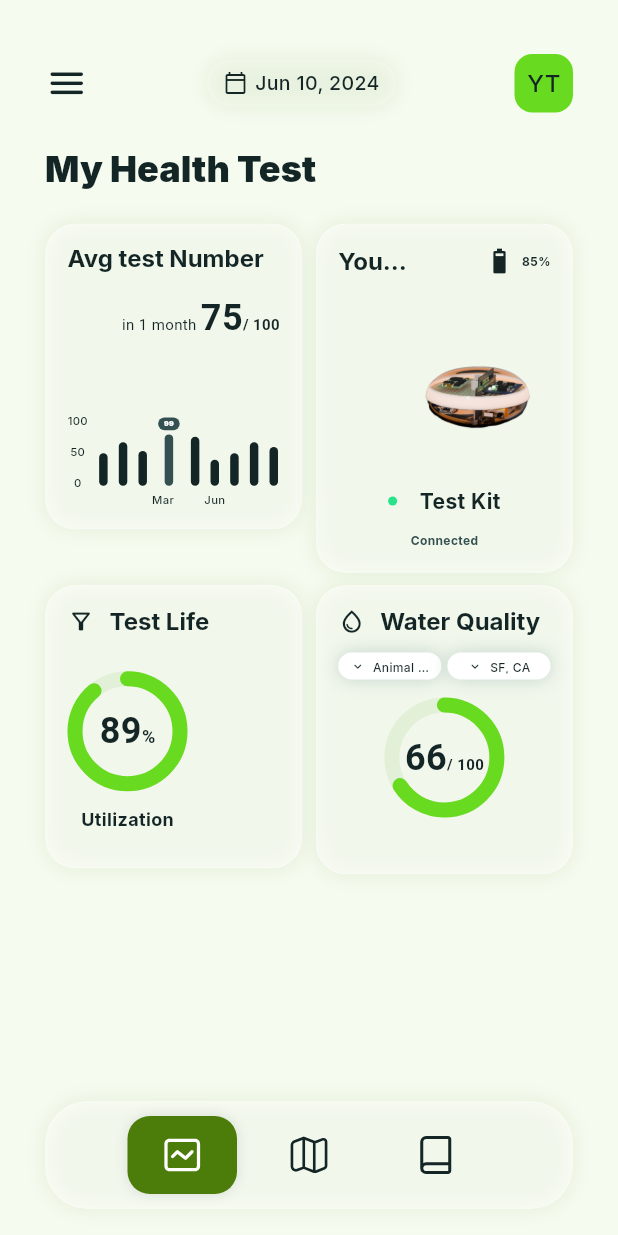
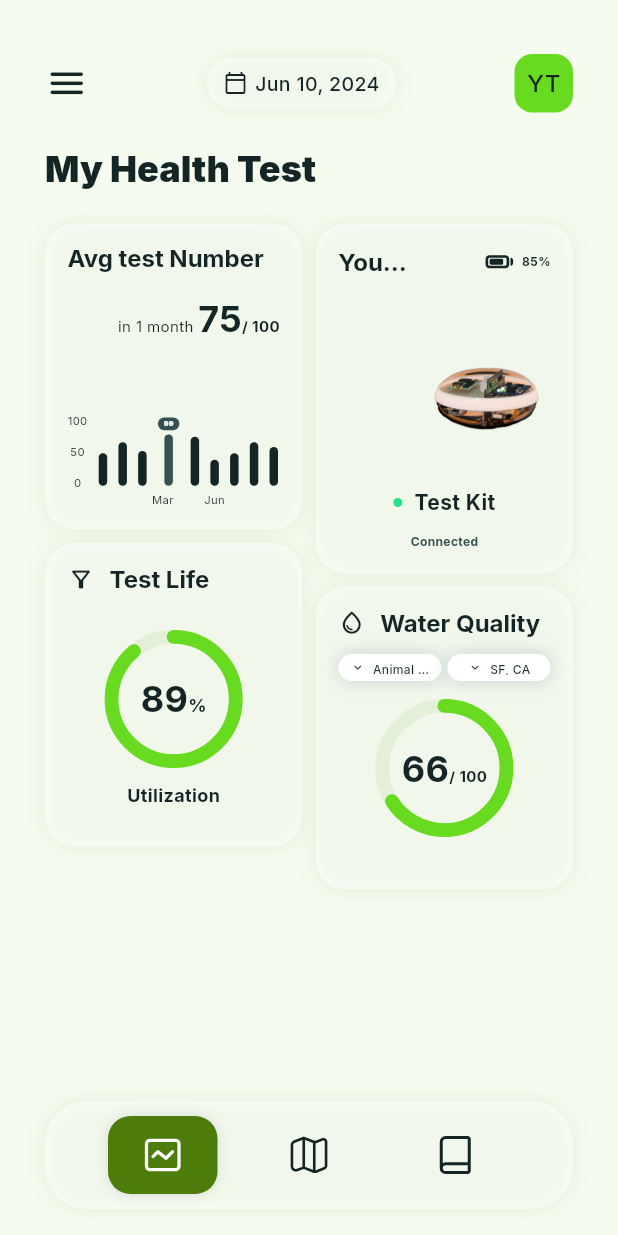
Before and after one commit to xauntian/Pebble, a Flutter app: the screen it shows after launch, on a phone screen of 412 x 824 dp. Run offline on Flutter 3.47's test engine with Material 3 defaults, Android fonts, the phone set to English and light mode, and no system bars; our stand-ins replace flutter_map, flutter_svg, latlong2.

Commit message:
feat: Update layout and styles for Home page, navigation components, and add new battery SVG asset

```diff
--- a/flutter_app/lib/navigation/app_nav_bar.dart
+++ b/flutter_app/lib/navigation/app_nav_bar.dart
@@ -20,11 +20,19 @@ class AppNavBar extends StatelessWidget {
   Widget build(BuildContext context) {
     return LayoutBuilder(
       builder: (context, constraints) {
-        const buttonWidth = 73.0;
         const buttonCount = 3;
+        const preferredButtonWidth = 73.0;
+        const minButtonWidth = 56.0;
+        const minGap = 4.0;
         final horizontalPadding =
-            ((constraints.maxWidth - buttonWidth * buttonCount) / 2)
-                .clamp(12.0, 55.0);
+            (constraints.maxWidth * 0.14).clamp(AppSpacing.sm, AppSpacing.xxl);
+        final contentWidth = constraints.maxWidth - horizontalPadding * 2;
+        final buttonWidth =
+            ((contentWidth - minGap * (buttonCount - 1)) / buttonCount)
+                .clamp(minButtonWidth, preferredButtonWidth);
+        final gap =
+            ((contentWidth - buttonWidth * buttonCount) / (buttonCount - 1))
+                .clamp(0.0, double.infinity);
 
         return PebbleGlassCard(
           borderRadius: const BorderRadius.all(Radius.circular(AppRadius.nav)),
@@ -33,22 +41,27 @@ class AppNavBar extends StatelessWidget {
             vertical: AppSpacing.navVerticalPadding,
           ),
           child: Row(
-            mainAxisAlignment: MainAxisAlignment.spaceBetween,
+            mainAxisAlignment: MainAxisAlignment.center,
             children: [
               AppNavButton(
                 destination: AppDestination.home,
                 currentDestination: currentDestination,
                 onTap: () => onChanged(AppDestination.home),
+                width: buttonWidth,
               ),
+              SizedBox(width: gap),
               AppNavButton(
                 destination: AppDestination.map,
                 currentDestination: currentDestination,
                 onTap: () => onChanged(AppDestination.map),
+                width: buttonWidth,
               ),
+              SizedBox(width: gap),
               AppNavButton(
                 destination: AppDestination.ask,
                 currentDestination: currentDestination,
                 onTap: () => onChanged(AppDestination.ask),
+                width: buttonWidth,
               ),
             ],
           ),
--- a/flutter_app/lib/navigation/app_nav_button.dart
+++ b/flutter_app/lib/navigation/app_nav_button.dart
@@ -12,11 +12,13 @@ class AppNavButton extends StatelessWidget {
     required this.destination,
     required this.currentDestination,
     required this.onTap,
+    this.width = 73,
   });
 
   final AppDestination destination;
   final AppDestination currentDestination;
   final VoidCallback onTap;
+  final double width;
 
   @override
   Widget build(BuildContext context) {
@@ -59,7 +61,7 @@ class AppNavButton extends StatelessWidget {
           child: AnimatedContainer(
             duration: const Duration(milliseconds: 220),
             curve: Curves.easeOutCubic,
-            width: 73,
+            width: width,
             height: 52,
             decoration: BoxDecoration(
               color: isActive ? AppColors.olive : Colors.transparent,
--- a/flutter_app/lib/pages/home_page.dart
+++ b/flutter_app/lib/pages/home_page.dart
@@ -25,9 +25,10 @@ class HomePage extends StatelessWidget {
           0.0,
           constraints.maxWidth - AppSpacing.pageHorizontal * 2,
         );
-        final cardContainerWidth = math.min(367.0, availableWidth);
-        final cardWidth = (cardContainerWidth - 9) / 2;
-        final useSingleColumn = cardContainerWidth < 340;
+        final cardContainerWidth = availableWidth;
+        const cardGap = 9.0;
+        final cardWidth = math.max(0.0, (cardContainerWidth - cardGap) / 2);
+        final compactHeightExtra = math.max(0.0, 180 - cardWidth) * 0.7;
 
         return SingleChildScrollView(
           padding: const EdgeInsets.fromLTRB(
@@ -46,73 +47,41 @@ class HomePage extends StatelessWidget {
               Align(
                 child: SizedBox(
                   width: cardContainerWidth,
-                  child: useSingleColumn
-                      ? Column(
-                          children: [
-                            SizedBox(
-                              width: cardContainerWidth,
-                              height: 204,
-                              child: AverageTestsCard(snapshot: snapshot),
-                            ),
-                            const SizedBox(height: AppSpacing.sm),
-                            SizedBox(
-                              width: cardContainerWidth,
-                              height: 233,
-                              child: DeviceStatusCard(snapshot: snapshot),
-                            ),
-                          ],
-                        )
-                      : Row(
+                  child: Row(
                     crossAxisAlignment: CrossAxisAlignment.start,
                     children: [
                       SizedBox(
                         width: cardWidth,
+                        child: Column(
+                          children: [
+                            SizedBox(
                               height: 204,
                               child: AverageTestsCard(snapshot: snapshot),
                             ),
-                            const SizedBox(width: 9),
+                            const SizedBox(height: cardGap),
                             SizedBox(
-                              width: cardWidth,
-                              height: 233,
-                              child: DeviceStatusCard(snapshot: snapshot),
+                              height: 196 + compactHeightExtra,
+                              child: TestLifeCard(snapshot: snapshot),
                             ),
                           ],
                         ),
                       ),
-              ),
-              const SizedBox(height: AppSpacing.sm),
-              Align(
-                child: SizedBox(
-                  width: cardContainerWidth,
-                  child: useSingleColumn
-                      ? Column(
+                      const SizedBox(width: cardGap),
+                      SizedBox(
+                        width: cardWidth,
+                        child: Column(
                           children: [
                             SizedBox(
-                              width: cardContainerWidth,
-                              height: 189,
-                              child: TestLifeCard(snapshot: snapshot),
+                              height: 233,
+                              child: DeviceStatusCard(snapshot: snapshot),
                             ),
-                            const SizedBox(height: AppSpacing.sm),
+                            const SizedBox(height: cardGap),
                             SizedBox(
-                              width: cardContainerWidth,
-                              height: 193,
+                              height: 196 + compactHeightExtra,
                               child: WaterQualityCard(snapshot: snapshot),
                             ),
                           ],
-                        )
-                      : Row(
-                          crossAxisAlignment: CrossAxisAlignment.start,
-                          children: [
-                            SizedBox(
-                              width: cardWidth,
-                              height: 189,
-                              child: TestLifeCard(snapshot: snapshot),
                         ),
-                            const SizedBox(width: 9),
-                            SizedBox(
-                              width: cardWidth,
-                              height: 193,
-                              child: WaterQualityCard(snapshot: snapshot),
                       ),
                     ],
                   ),
--- a/flutter_app/lib/pages/map_page.dart
+++ b/flutter_app/lib/pages/map_page.dart
@@ -151,6 +151,9 @@ class _MapPageState extends State<MapPage> {
               initialZoom: _defaultZoom,
               minZoom: 11,
               maxZoom: 18,
+              interactionOptions: const InteractionOptions(
+                flags: InteractiveFlag.all & ~InteractiveFlag.rotate,
+              ),
               backgroundColor: const Color(0xFFF5F6F2),
               onTap: (_, __) => _hidePointDetails(),
               onPositionChanged: (_, hasGesture) {
@@ -204,13 +207,41 @@ class _MapPageState extends State<MapPage> {
             ],
           ),
         ),
+        const Positioned(
+          left: -1,
+          right: -1,
+          bottom: 0,
+          height: 139,
+          child: _BottomNavGradient(),
+        ),
         Positioned(
           left: AppSpacing.pageHorizontal,
           right: AppSpacing.pageHorizontal,
-          top: AppSpacing.xl,
+          top: 60,
           child: const MapSearchBar(),
         ),
       ],
+    );
+  }
+}
+
+class _BottomNavGradient extends StatelessWidget {
+  const _BottomNavGradient();
+
+  @override
+  Widget build(BuildContext context) {
+    return const DecoratedBox(
+      decoration: BoxDecoration(
+        gradient: LinearGradient(
+          begin: Alignment.topCenter,
+          end: Alignment.bottomCenter,
+          colors: [
+            Color(0x00DAEECB),
+            AppColors.limeSoft,
+          ],
+          stops: [0.08633, 0.91396],
+        ),
+      ),
     );
   }
 }
--- a/flutter_app/lib/theme/app_text_styles.dart
+++ b/flutter_app/lib/theme/app_text_styles.dart
@@ -62,4 +62,83 @@ class AppTextStyles {
     fontWeight: FontWeight.w400,
     color: AppColors.textPrimary,
   );
+
+  static const TextStyle date = TextStyle(
+    fontFamily: fontFamily,
+    fontSize: 13,
+    fontWeight: FontWeight.w500,
+    height: 22 / 13,
+    color: AppColors.textPrimary,
+  );
+
+  static const TextStyle metricPrefix = TextStyle(
+    fontFamily: fontFamily,
+    fontSize: 10,
+    fontWeight: FontWeight.w400,
+    color: AppColors.textPrimary,
+  );
+
+  static const TextStyle metricValue = TextStyle(
+    fontFamily: fontFamily,
+    fontSize: 24,
+    fontWeight: FontWeight.w700,
+    color: AppColors.textPrimary,
+  );
+
+  static const TextStyle metricSuffix = TextStyle(
+    fontFamily: fontFamily,
+    fontSize: 10,
+    fontWeight: FontWeight.w700,
+    color: AppColors.textPrimary,
+  );
+
+  static const TextStyle metricPercentSuffix = TextStyle(
+    fontFamily: fontFamily,
+    fontSize: 12,
+    fontWeight: FontWeight.w700,
+    color: AppColors.textPrimary,
+  );
+
+  static const TextStyle batteryLabel = TextStyle(
+    fontFamily: fontFamily,
+    fontSize: 8,
+    fontWeight: FontWeight.w700,
+    height: 10 / 8,
+    color: AppColors.textPrimary,
+  );
+
+  static const TextStyle deviceLabel = TextStyle(
+    fontFamily: fontFamily,
+    fontSize: 14,
+    fontWeight: FontWeight.w700,
+    color: AppColors.textPrimary,
+  );
+
+  static const TextStyle sectionLabel = TextStyle(
+    fontFamily: fontFamily,
+    fontSize: 12,
+    fontWeight: FontWeight.w700,
+    color: AppColors.textPrimary,
+  );
+
+  static const TextStyle statusLabel = TextStyle(
+    fontFamily: fontFamily,
+    fontSize: 8,
+    fontWeight: FontWeight.w700,
+    color: AppColors.textSecondary,
+  );
+
+  static const TextStyle chartLabel = TextStyle(
+    fontFamily: fontFamily,
+    fontSize: 8,
+    fontWeight: FontWeight.w400,
+    color: AppColors.textPrimary,
+  );
+
+  static const TextStyle dataPoint = TextStyle(
+    fontFamily: fontFamily,
+    fontSize: 5,
+    fontWeight: FontWeight.w900,
+    color: AppColors.white,
+  );
 }
--- a/flutter_app/lib/widgets/map_search_bar.dart
+++ b/flutter_app/lib/widgets/map_search_bar.dart
@@ -12,20 +12,21 @@ class MapSearchBar extends StatelessWidget {
   @override
   Widget build(BuildContext context) {
     return PebbleGlassCard(
-      blurSigma: 12,
+      blurSigma: 4,
+      color: AppColors.glass,
       boxShadow: AppShadows.card,
       borderRadius: const BorderRadius.all(
         Radius.circular(AppRadius.search),
       ),
       padding: const EdgeInsets.symmetric(horizontal: 22, vertical: 10),
       child: Row(
+        mainAxisAlignment: MainAxisAlignment.spaceBetween,
         children: [
           const Icon(
             Icons.search_rounded,
             size: 24,
             color: AppColors.textPrimary,
           ),
-          const SizedBox(width: 12),
           Expanded(
             child: Text(
               'Search place',
@@ -38,7 +39,6 @@ class MapSearchBar extends StatelessWidget {
               ),
             ),
           ),
-          const SizedBox(width: 24),
         ],
       ),
     );
--- a/flutter_app/lib/widgets/metric_cards.dart
+++ b/flutter_app/lib/widgets/metric_cards.dart
@@ -1,10 +1,12 @@
 import 'dart:math' as math;
 
 import 'package:flutter/material.dart';
+import 'package:flutter_svg/flutter_svg.dart';
 
 import '../models/app_snapshot.dart';
 import '../theme/app_colors.dart';
 import '../theme/app_spacing.dart';
+import '../theme/app_text_styles.dart';
 import 'pill_chip.dart';
 import 'pebble_glass_card.dart';
 import 'progress_ring.dart';
@@ -28,37 +30,40 @@ class AverageTestsCard extends StatelessWidget {
             Text('Avg test Number',
                 style: Theme.of(context).textTheme.titleLarge),
             const SizedBox(height: AppSpacing.lg),
+            Expanded(
+              child: Center(
+                child: SizedBox(
+                  width: 149,
+                  child: Column(
+                    children: [
                       Align(
                         alignment: Alignment.centerRight,
                         child: Text.rich(
                           TextSpan(
                             text: 'in 1 month ',
-                  style: const TextStyle(
-                    fontSize: 10,
-                    fontWeight: FontWeight.w400,
-                    color: AppColors.textPrimary,
-                  ),
+                            style: AppTextStyles.metricPrefix,
                             children: [
                               TextSpan(
                                 text: '${snapshot.averageTestScore}',
-                      style: const TextStyle(
-                        fontSize: 24,
-                        fontWeight: FontWeight.w700,
-                      ),
+                                style: AppTextStyles.metricValue,
                               ),
                               TextSpan(
                                 text: '/ ${snapshot.monthlyGoal}',
-                      style: const TextStyle(
-                        fontSize: 10,
-                        fontWeight: FontWeight.w700,
-                      ),
+                                style: AppTextStyles.metricSuffix,
                               ),
                             ],
                           ),
                         ),
                       ),
                       const SizedBox(height: 28),
-            Expanded(child: _MiniBarChart(values: snapshot.chartValues)),
+                      Expanded(
+                        child: _MiniBarChart(values: snapshot.chartValues),
+                      ),
+                    ],
+                  ),
+                ),
+              ),
+            ),
           ],
         ),
       ),
@@ -96,19 +101,15 @@ class DeviceStatusCard extends StatelessWidget {
                   ),
                 ),
                 const Spacer(),
-                const Icon(
-                  Icons.battery_6_bar_outlined,
-                  size: 20,
-                  color: AppColors.textPrimary,
+                SvgPicture.asset(
+                  'assets/figma/battery.svg',
+                  width: 21,
+                  height: 21,
                 ),
                 const SizedBox(width: 5),
                 Text(
                   batteryLabel,
-                  style: const TextStyle(
-                    fontSize: 8,
-                    fontWeight: FontWeight.w700,
-                    color: AppColors.textPrimary,
-                  ),
+                  style: AppTextStyles.batteryLabel,
                 ),
               ],
             ),
@@ -120,22 +121,22 @@ class DeviceStatusCard extends StatelessWidget {
                 child: Image.asset(
                   'assets/figma/home-device.png',
                   fit: BoxFit.cover,
-                  alignment: const Alignment(0.25, 0),
+                  alignment: Alignment.center,
                 ),
               ),
             ),
             const SizedBox(height: AppSpacing.lg),
-            const Row(
+            Row(
               mainAxisAlignment: MainAxisAlignment.center,
-              children: [
+              children: const [
                 _ConnectionDot(),
-                SizedBox(width: AppSpacing.lg),
-                Text(
+                SizedBox(width: AppSpacing.sm),
+                Flexible(
+                  child: Text(
                     'Test Kit',
-                  style: TextStyle(
-                    fontSize: 14,
-                    fontWeight: FontWeight.w700,
-                    color: AppColors.textPrimary,
+                    style: AppTextStyles.deviceLabel,
+                    maxLines: 1,
+                    overflow: TextOverflow.ellipsis,
                   ),
                 ),
               ],
@@ -143,11 +144,7 @@ class DeviceStatusCard extends StatelessWidget {
             const SizedBox(height: AppSpacing.md),
             const Text(
               'Connected',
-              style: TextStyle(
-                fontSize: 8,
-                fontWeight: FontWeight.w700,
-                color: AppColors.textSecondary,
-              ),
+              style: AppTextStyles.statusLabel,
             ),
           ],
         ),
@@ -166,9 +163,12 @@ class TestLifeCard extends StatelessWidget {
 
   @override
   Widget build(BuildContext context) {
+    const testLifePercent = 89;
+    final testLifeProgress = testLifePercent / 100.0;
+
     return _MetricCardFrame(
-      child: SizedBox(
-        height: 159,
+      child: ConstrainedBox(
+        constraints: const BoxConstraints(minHeight: 159),
         child: Column(
           crossAxisAlignment: CrossAxisAlignment.start,
           children: [
@@ -188,24 +188,23 @@ class TestLifeCard extends StatelessWidget {
             ),
             const SizedBox(height: AppSpacing.lg),
             Expanded(
+              child: Center(
+                child: SizedBox(
+                  width: 149,
                   child: Column(
                     mainAxisAlignment: MainAxisAlignment.center,
                     children: [
                       ProgressRing(
-                    value: snapshot.testLife / 100,
-                    size: 80,
+                        value: testLifeProgress,
+                        size: 92,
                         child: Text.rich(
                           TextSpan(
-                        text: '${snapshot.testLife}',
-                        style: const TextStyle(
-                          fontSize: 24,
-                          fontWeight: FontWeight.w700,
-                          color: AppColors.textPrimary,
-                        ),
+                            text: '$testLifePercent',
+                            style: AppTextStyles.metricValue,
                             children: const [
                               TextSpan(
                                 text: '%',
-                            style: TextStyle(fontSize: 12),
+                                style: AppTextStyles.metricPercentSuffix,
                               ),
                             ],
                           ),
@@ -214,13 +213,11 @@ class TestLifeCard extends StatelessWidget {
                       const SizedBox(height: 10),
                       const Text(
                         'Utilization',
-                    style: TextStyle(
-                      fontSize: 12,
-                      fontWeight: FontWeight.w700,
-                      color: AppColors.textPrimary,
+                        style: AppTextStyles.sectionLabel,
+                      ),
+                    ],
                   ),
                 ),
-                ],
               ),
             ),
           ],
@@ -240,9 +237,13 @@ class WaterQualityCard extends StatelessWidget {
 
   @override
   Widget build(BuildContext context) {
+    final waterQualityPercent =
+        snapshot.waterQualityScore.clamp(0, 100).toInt();
+    final waterQualityProgress = waterQualityPercent / 100.0;
+
     return _MetricCardFrame(
-      child: SizedBox(
-        height: 163,
+      child: ConstrainedBox(
+        constraints: const BoxConstraints(minHeight: 163),
         child: Column(
           crossAxisAlignment: CrossAxisAlignment.start,
           children: [
@@ -263,7 +264,10 @@ class WaterQualityCard extends StatelessWidget {
               ],
             ),
             const SizedBox(height: 12),
-            Row(
+            Center(
+              child: SizedBox(
+                width: 149,
+                child: Row(
                   children: [
                     Expanded(
                       child: DropdownPillChip(label: snapshot.locationName),
@@ -274,23 +278,21 @@ class WaterQualityCard extends StatelessWidget {
                     ),
                   ],
                 ),
+              ),
+            ),
             const SizedBox(height: 12),
             Center(
               child: ProgressRing(
-                value: snapshot.waterQualityScore / 100,
-                size: 80,
+                value: waterQualityProgress,
+                size: 92,
                 child: Text.rich(
                   TextSpan(
-                    text: '${snapshot.waterQualityScore}',
-                    style: const TextStyle(
-                      fontSize: 24,
-                      fontWeight: FontWeight.w700,
-                      color: AppColors.textPrimary,
-                    ),
+                    text: '$waterQualityPercent',
+                    style: AppTextStyles.metricValue,
                     children: const [
                       TextSpan(
                         text: '/ 100',
-                        style: TextStyle(fontSize: 10),
+                        style: AppTextStyles.metricSuffix,
                       ),
                     ],
                   ),
@@ -341,11 +343,11 @@ class _MiniBarChart extends StatelessWidget {
                   Column(
                     mainAxisAlignment: MainAxisAlignment.end,
                     children: const [
-                      Text('100', style: TextStyle(fontSize: 8)),
+                      Text('100', style: AppTextStyles.chartLabel),
                       SizedBox(height: 11),
-                      Text('50', style: TextStyle(fontSize: 8)),
+                      Text('50', style: AppTextStyles.chartLabel),
                       SizedBox(height: 11),
-                      Text('0', style: TextStyle(fontSize: 8)),
+                      Text('0', style: AppTextStyles.chartLabel),
                       SizedBox(height: 12),
                     ],
                   ),
@@ -378,11 +380,7 @@ class _MiniBarChart extends StatelessWidget {
                                       ),
                                       child: const Text(
                                         '99',
-                                        style: TextStyle(
-                                          fontSize: 5,
-                                          fontWeight: FontWeight.w900,
-                                          color: Colors.white,
-                                        ),
+                                        style: AppTextStyles.dataPoint,
                                       ),
                                     ),
                                   Container(
@@ -407,8 +405,8 @@ class _MiniBarChart extends StatelessWidget {
                             mainAxisAlignment: MainAxisAlignment.spaceBetween,
                             children: [
                               SizedBox(width: 12),
-                              Text('Mar', style: TextStyle(fontSize: 8)),
-                              Text('Jun', style: TextStyle(fontSize: 8)),
+                              Text('Mar', style: AppTextStyles.chartLabel),
+                              Text('Jun', style: AppTextStyles.chartLabel),
                               SizedBox(width: 12),
                             ],
                           ),
--- a/flutter_app/lib/widgets/pebble_top_bar.dart
+++ b/flutter_app/lib/widgets/pebble_top_bar.dart
@@ -28,7 +28,7 @@ class PebbleTopBar extends StatelessWidget {
           PillChip(
             label: dateLabel,
             padding: const EdgeInsets.symmetric(horizontal: 11, vertical: 6),
-            backgroundColor: AppColors.glassTint,
+            backgroundColor: AppColors.glass,
             boxShadow: AppShadows.card,
             borderRadius: AppRadius.pill,
             leading: const Icon(
@@ -36,12 +36,7 @@ class PebbleTopBar extends StatelessWidget {
               size: 16,
               color: AppColors.textPrimary,
             ),
-            textStyle: const TextStyle(
-              fontFamily: AppTextStyles.fontFamily,
-              fontSize: 13,
-              fontWeight: FontWeight.w500,
-              color: AppColors.textPrimary,
-            ),
+            textStyle: AppTextStyles.date,
           ),
           const Spacer(),
         ] else
--- a/flutter_app/lib/widgets/progress_ring.dart
+++ b/flutter_app/lib/widgets/progress_ring.dart
@@ -10,7 +10,7 @@ class ProgressRing extends StatelessWidget {
     required this.value,
     required this.child,
     this.size = 92,
-    this.strokeWidth = 10,
+    this.strokeWidth = 9.2,
   });
 
   final double value;
--- a/flutter_app/pubspec.yaml
+++ b/flutter_app/pubspec.yaml
@@ -1,5 +1,5 @@
 name: water_quality_companion
-version: 1.0.0+1
+version: 1.0.1+2
 publish_to: none
 
 environment:
```
Also changed, not shown: flutter_app/assets/figma/battery.svg (added), 1 other file. Lines whose indentation alone changed are shown as unchanged.
